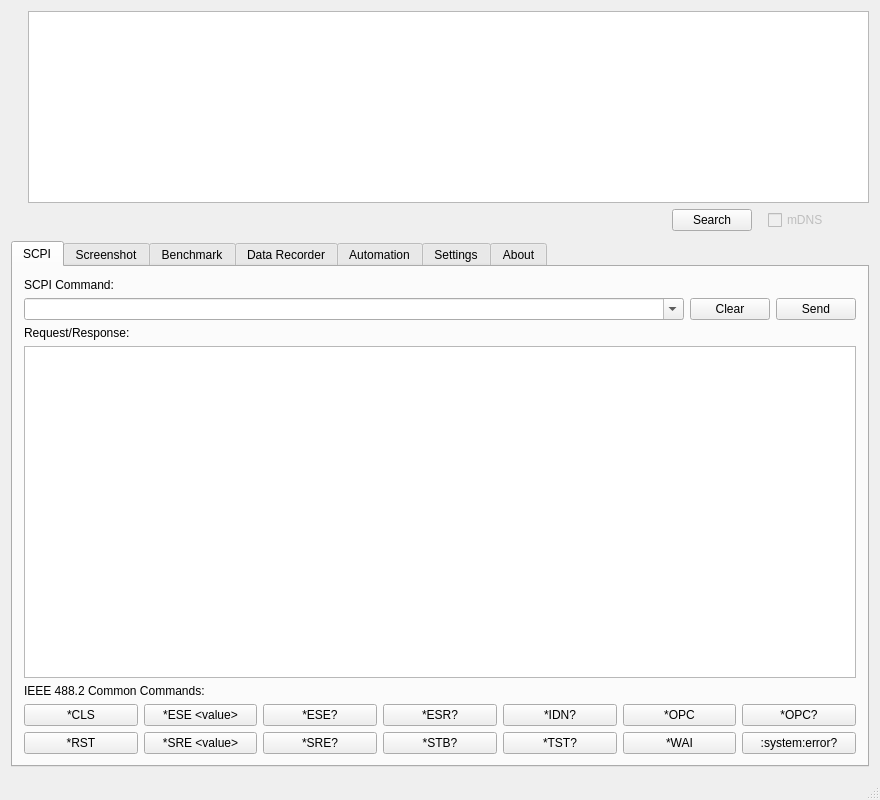
The window that src/gui/lxi-gui/mainwindow.ui (lxi-tools/lxi-tools) describes before a commit, drawn with Qt 5.
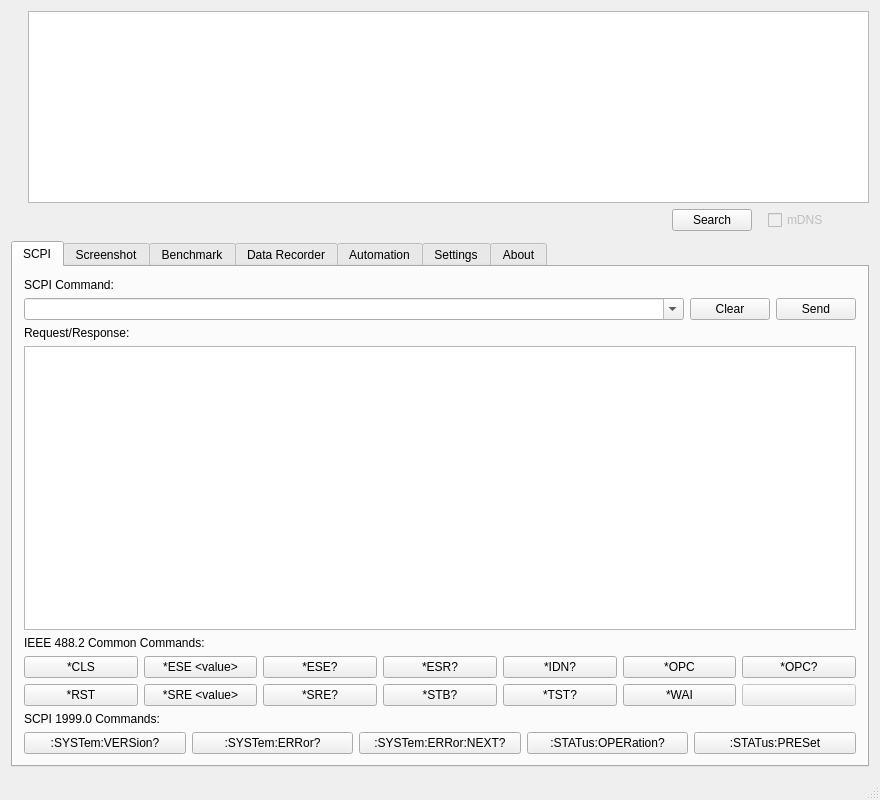
The same window after the commit. Icons and pictures are not drawn. Custom widgets are drawn as their Qt base class.

Commit message: lxi-gui: Add SCPI 1999.0 commands

```diff
--- a/src/gui/lxi-gui/mainwindow.ui
+++ b/src/gui/lxi-gui/mainwindow.ui
@@ -232,9 +232,7 @@
        <attribute name="title">
         <string>SCPI</string>
        </attribute>
-       <layout class="QGridLayout" name="gridLayout">
-        <item row="0" column="0">
-         <layout class="QVBoxLayout" name="verticalLayout_7">
+       <layout class="QVBoxLayout" name="verticalLayout_12">
           <item>
            <layout class="QVBoxLayout" name="verticalLayout_4">
             <item>
@@ -453,16 +451,79 @@
                </widget>
               </item>
               <item>
-               <widget class="QPushButton" name="pushButton_SCPI_SystemErrorQuestion">
-                <property name="toolTip">
-                 <string>&lt;html&gt;&lt;head/&gt;&lt;body&gt;&lt;p&gt;&lt;span style=&quot; font-size:large; font-weight:600;&quot;&gt;System Error Query&lt;/span&gt;&lt;/p&gt;&lt;p&gt;Returns and clears the latest error message from the instrument. It is not strictly part of the IEEE 488.2 Common Commands but considered mandatory for all SCPI instruments (SCPI 1991+).&lt;/p&gt;&lt;/body&gt;&lt;/html&gt;</string>
+             <widget class="QPushButton" name="pushButton_SCPI_Blank">
+              <property name="enabled">
+               <bool>false</bool>
                 </property>
                 <property name="text">
-                 <string>:system:error?</string>
+               <string/>
                 </property>
                </widget>
               </item>
              </layout>
+          </item>
+         </layout>
+        </item>
+        <item>
+         <layout class="QVBoxLayout" name="verticalLayout_7">
+          <item>
+           <widget class="QLabel" name="label_22">
+            <property name="text">
+             <string>SCPI 1999.0 Commands:</string>
+            </property>
+           </widget>
+          </item>
+          <item>
+           <layout class="QHBoxLayout" name="horizontalLayout_14">
+            <item>
+             <widget class="QPushButton" name="pushButton_SCPI_SystemVersionQuery">
+              <property name="toolTip">
+               <string>&lt;html&gt;&lt;head/&gt;&lt;body&gt;&lt;p&gt;&lt;span style=&quot; font-size:large; font-weight:600;&quot;&gt;System Version Query&lt;/span&gt;&lt;/p&gt;&lt;p&gt;Returns supported SCPI version.&lt;/p&gt;&lt;/body&gt;&lt;/html&gt;</string>
+              </property>
+              <property name="text">
+               <string>:SYSTem:VERSion?</string>
+              </property>
+             </widget>
+            </item>
+            <item>
+             <widget class="QPushButton" name="pushButton_SCPI_SystemErrorQuery">
+              <property name="toolTip">
+               <string>&lt;html&gt;&lt;head/&gt;&lt;body&gt;&lt;p&gt;&lt;span style=&quot; font-size:large; font-weight:600;&quot;&gt;System Error Query&lt;/span&gt;&lt;/p&gt;&lt;p&gt;Returns and clears the latest error message from the instrument.&lt;/p&gt;&lt;/body&gt;&lt;/html&gt;</string>
+              </property>
+              <property name="text">
+               <string>:SYSTem:ERRor?</string>
+              </property>
+             </widget>
+            </item>
+            <item>
+             <widget class="QPushButton" name="pushButton_SCPI_SystemErrorNextQuery">
+              <property name="toolTip">
+               <string>&lt;html&gt;&lt;head/&gt;&lt;body&gt;&lt;p&gt;&lt;span style=&quot; font-size:large; font-weight:600;&quot;&gt;System Error Next Query&lt;/span&gt;&lt;/p&gt;&lt;p&gt;&lt;br/&gt;&lt;/p&gt;&lt;/body&gt;&lt;/html&gt;</string>
+              </property>
+              <property name="text">
+               <string>:SYSTem:ERRor:NEXT?</string>
+              </property>
+             </widget>
+            </item>
+            <item>
+             <widget class="QPushButton" name="pushButton_SCPIP_StatusOperationQuery">
+              <property name="toolTip">
+               <string>&lt;html&gt;&lt;head/&gt;&lt;body&gt;&lt;p&gt;&lt;span style=&quot; font-size:large; font-weight:600;&quot;&gt;Status Operation Query&lt;/span&gt;&lt;/p&gt;&lt;p&gt;&lt;br/&gt;&lt;/p&gt;&lt;/body&gt;&lt;/html&gt;</string>
+              </property>
+              <property name="text">
+               <string>:STATus:OPERation?</string>
+              </property>
+             </widget>
+            </item>
+            <item>
+             <widget class="QPushButton" name="pushButton_SCPI_StatusPreset">
+              <property name="toolTip">
+               <string>&lt;html&gt;&lt;head/&gt;&lt;body&gt;&lt;p&gt;&lt;span style=&quot; font-size:large; font-weight:600;&quot;&gt;Status Preset Command&lt;/span&gt;&lt;/p&gt;&lt;p&gt;&lt;br/&gt;&lt;/p&gt;&lt;/body&gt;&lt;/html&gt;</string>
+              </property>
+              <property name="text">
+               <string>:STATus:PRESet</string>
+              </property>
+             </widget>
             </item>
            </layout>
           </item>
```
Lines whose indentation alone changed are shown as unchanged. The commit also changes 3 other files.
